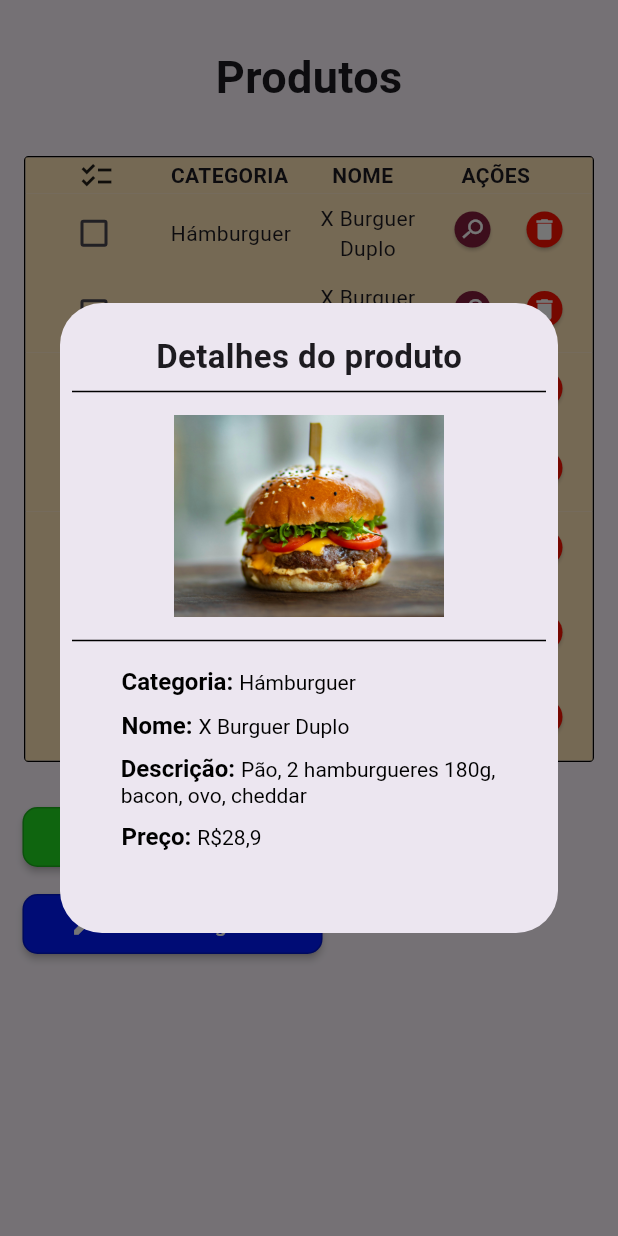
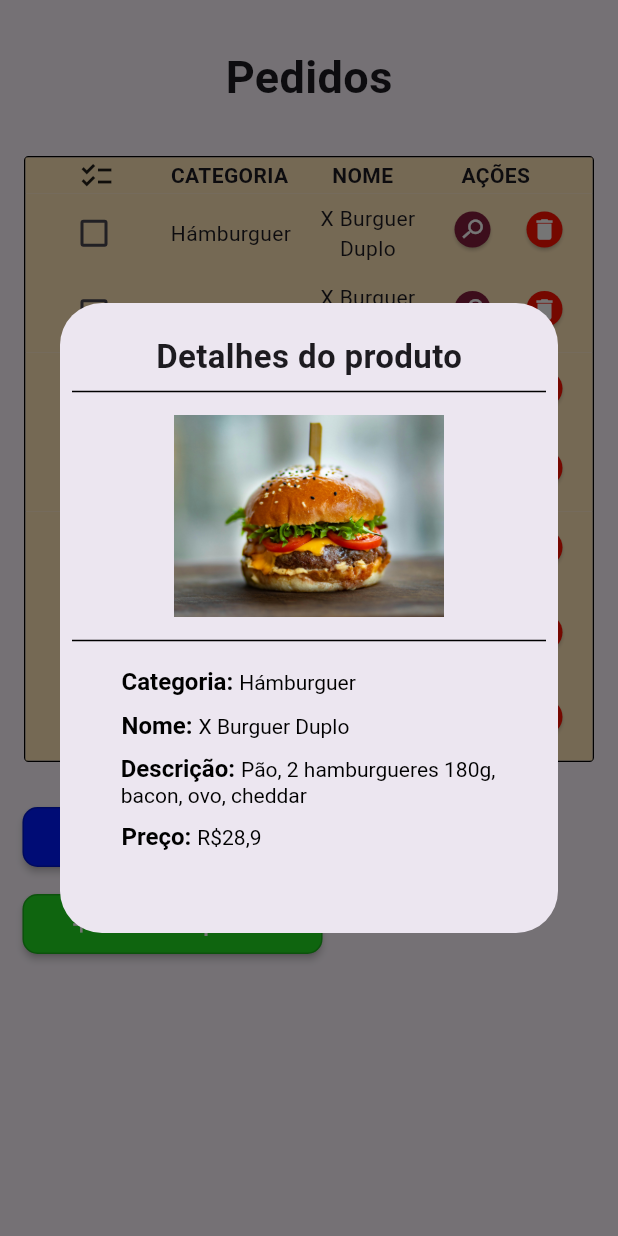
Before and after one commit to Gabriel-Victor03/appdelivery, a Flutter app: the MyTable screen opened directly, after a tap on the "search" icon, on a phone screen of 412 x 824 dp. Run offline on Flutter 3.47's test engine with Material 3 defaults, Android fonts, the phone set to English and light mode, and no system bars; our stand-ins replace carousel_slider, get, image_picker, parse_server_sdk_flutter; network calls fail.

Commit message:
ajustando os estados

```diff
--- a/lib/view/components/my_table.dart
+++ b/lib/view/components/my_table.dart
@@ -1,12 +1,19 @@
+import 'package:appdelivery/view/components/my_popup_newproduct.dart';
 import 'package:appdelivery/view/components/my_popup_product.dart';
-import 'package:appdelivery/view/components/my_popup_newproduct.dart';
-import 'package:appdelivery/view/components/my_table_user.dart';
-import 'package:appdelivery/view/pages/product_page.dart';
+import 'package:flutter/material.dart';
 
-import 'package:flutter/material.dart';
-import 'package:get/get.dart';
+/// Flutter code sample for [Table].
 
-class Controller extends GetxController {
+void main() => runApp(const MyTable());
+
+class MyTable extends StatefulWidget {
+  const MyTable({super.key});
+
+  @override
+  State<MyTable> createState() => _MyTableState();
+}
+
+class _MyTableState extends State<MyTable> {
   final List<Map<String, String>> produtos = [
     {
       "nome": "X Burguer Duplo",
@@ -50,27 +57,11 @@ class Controller extends GetxController {
       "descricao": "Pão, 2 hamburgueres 180g, bacon, ovo, cheddar",
       "preco": "28,9"
     },
+
+    // Adicione mais pedidos aqui conforme necessário
   ];
-  // Adicione mais pedidos aqui conforme necessário
-}
-
-void main() => runApp(const MyTable());
-
-class MyTable extends StatefulWidget {
-  const MyTable({super.key});
-
-  @override
-  State<MyTable> createState() => _MyTableState();
-}
-
-class _MyTableState extends State<MyTable> {
-  // Adicione mais pedidos aqui conforme necessário
-
   @override
   Widget build(BuildContext context) {
-    return GetBuilder<Controller>(
-        // init: Controller(),
-        builder: (_) {
     return Scaffold(
       body: SingleChildScrollView(
         child: Column(
@@ -80,7 +71,7 @@ class _MyTableState extends State<MyTable> {
             ),
             Center(
               child: Text(
-                  "Produtos",
+                "Pedidos",
                 style: TextStyle(fontSize: 30, fontWeight: FontWeight.bold),
               ),
             ),
@@ -112,13 +103,13 @@ class _MyTableState extends State<MyTable> {
                           Expanded(
                               child: Text('CATEGORIA',
                                   textAlign: TextAlign.center,
-                                    style: TextStyle(
-                                        fontWeight: FontWeight.bold))),
+                                  style:
+                                      TextStyle(fontWeight: FontWeight.bold))),
                           Expanded(
                               child: Text('NOME',
                                   textAlign: TextAlign.center,
-                                    style: TextStyle(
-                                        fontWeight: FontWeight.bold))),
+                                  style:
+                                      TextStyle(fontWeight: FontWeight.bold))),
                           Container(
                             //margin: EdgeInsets.only(right: 30),
                             child: Expanded(
@@ -135,7 +126,7 @@ class _MyTableState extends State<MyTable> {
                       shrinkWrap: true,
                       physics:
                           NeverScrollableScrollPhysics(), // Impede o scroll duplicado com SingleChildScrollView
-                        itemCount: _.produtos.length,
+                      itemCount: produtos.length,
                       itemBuilder: (context, index) {
                         return Container(
                           padding: EdgeInsets.fromLTRB(0, 0, 8, 0),
@@ -146,14 +137,13 @@ class _MyTableState extends State<MyTable> {
                             children: [
                               Expanded(
                                   child: Checkbox(
-                                        value: false,
-                                        onChanged: (value) => {})),
+                                      value: false, onChanged: (value) => {})),
                               Expanded(
-                                    child: Text(_.produtos[index]["categoria"]!,
+                                  child: Text(produtos[index]["categoria"]!,
                                       textAlign: TextAlign.center)),
 
                               Expanded(
-                                    child: Text(_.produtos[index]["nome"]!,
+                                  child: Text(produtos[index]["nome"]!,
                                       textAlign: TextAlign.center)),
 
                               //VerticalDivider(color: Colors.b,),
@@ -175,15 +165,13 @@ class _MyTableState extends State<MyTable> {
                                                   minimumSize: Size(5, 5)),
                                               onPressed: () {
                                                 openDetails(
-                                                      _.produtos[index]
-                                                              ['categoria']
+                                                    produtos[index]['categoria']
                                                         .toString(),
-                                                      _.produtos[index]['nome']
+                                                    produtos[index]['nome']
                                                         .toString(),
-                                                      _.produtos[index]
-                                                              ['descricao']
+                                                    produtos[index]['descricao']
                                                         .toString(),
-                                                      _.produtos[index]['preco']
+                                                    produtos[index]['preco']
                                                         .toString());
                                               },
                                               child: Transform.rotate(
@@ -205,7 +193,7 @@ class _MyTableState extends State<MyTable> {
                                                 minimumSize: Size(5, 5)),
                                             onPressed: () {
                                               removerItem(
-                                                    _.produtos[index]['nome']);
+                                                  produtos[index]['nome']);
                                             },
                                             child: Icon(
                                               Icons.delete,
@@ -226,13 +214,12 @@ class _MyTableState extends State<MyTable> {
                 ),
               ),
             ),
+            MyPopupProduct(),
             MyPopupNewproduct(),
-              MyPopupProduct(),
           ],
         ),
       ),
     );
-    });
   }
   /*Container(
                                 child: Row(
@@ -286,10 +273,7 @@ class _MyTableState extends State<MyTable> {
           String categoria, String nome, String descricao, String preco) =>
       showDialog(
           context: context,
-          builder: (context) => GetBuilder<Controller>(
-              init: Controller(),
-              builder: (_) {
-                return Dialog(
+          builder: (context) => Dialog(
                   child: Container(
                 width: 480,
                 height: 420,
@@ -461,8 +445,7 @@ class _MyTableState extends State<MyTable> {
                     ),
                   ],
                 ),
-                ));
-              }));
+              )));
   Future removerItem(var teste) => showDialog(
       // função de remover itens do produto
       context: context,
```
Also changed, not shown: lib/view/components/controllers/category_controller.dart (added, +64 -0 lines). Lines whose indentation alone changed are shown as unchanged.
